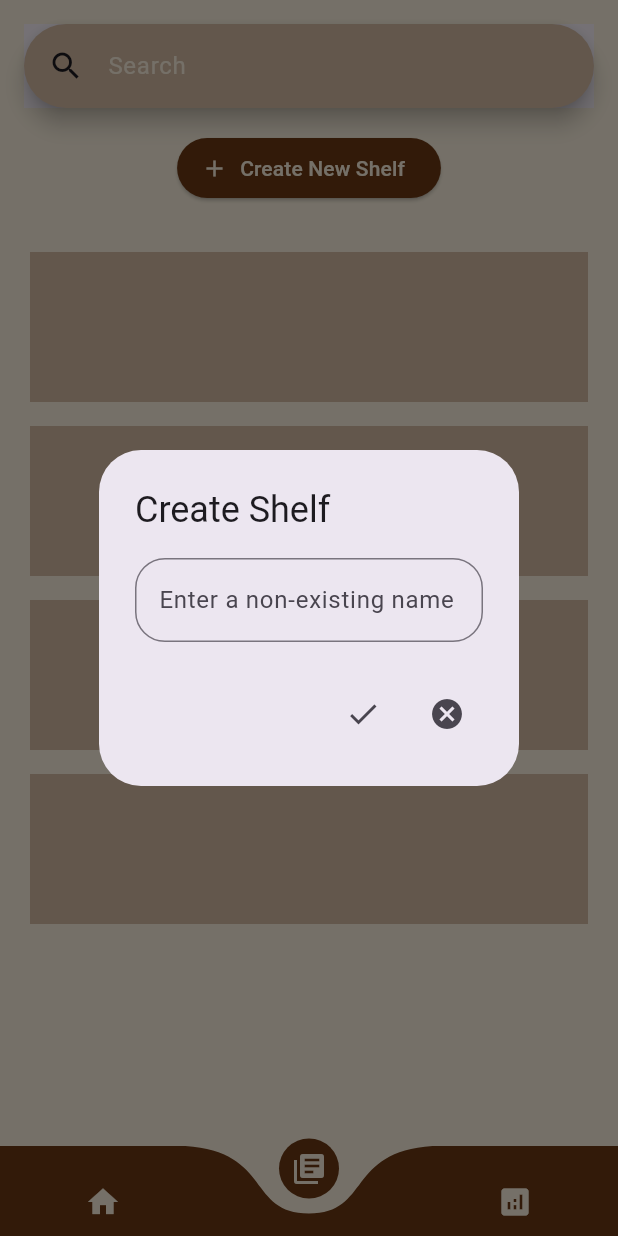
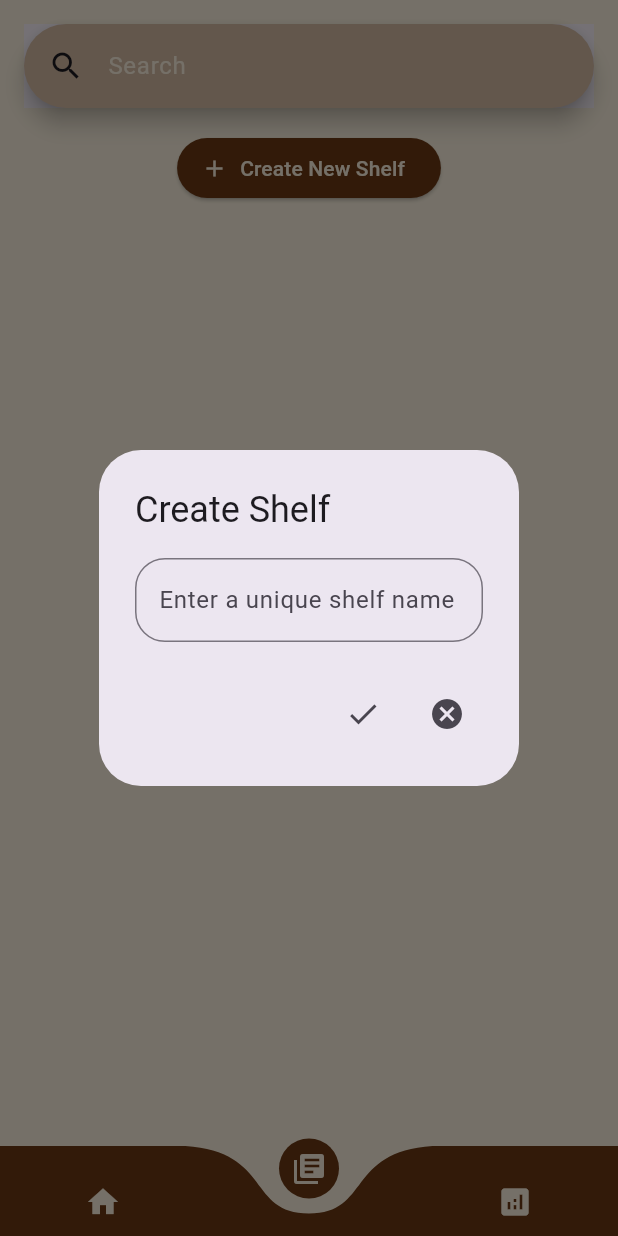
Before and after one commit to shadye-6/achlys, a Flutter app: the screen it shows after launch, item 2 of the bottom bar chosen, after a tap on "Create New Shelf", on a phone screen of 412 x 824 dp. Run offline on Flutter 3.47's test engine with Material 3 defaults, Android fonts, the phone set to English and light mode, and no system bars; drawn by our look-alikes of curved_navigation_bar; our stand-ins replace shared_preferences.

Commit message:
fifth commit

```diff
--- a/lib/pages/homepage.dart
+++ b/lib/pages/homepage.dart
@@ -14,8 +14,7 @@ class _HomepageState extends State<Homepage> {
   String favBook = "favbook";
   @override
   Widget build(BuildContext context) {
-    // ignore: unused_local_variable
-    double devHeight =  MediaQuery.of(context).size.height;
+
     return Scaffold(
       backgroundColor: colorThemes[0]['colorLight'],
       body: SingleChildScrollView(
@@ -59,9 +58,9 @@ class _HomepageState extends State<Homepage> {
                       crossAxisAlignment: CrossAxisAlignment.start,
                       mainAxisAlignment: MainAxisAlignment.center,
                       children: [
-                        Text("Welcome back $username.", style: TextStyle(color: colorThemes[0]['colorLight'], fontSize: 17),overflow: TextOverflow.ellipsis, maxLines: 1,),
-                        Text("Your favourite book is $favBook.", style: TextStyle(color: colorThemes[0]['colorLight'], fontSize: 17),overflow: TextOverflow.ellipsis, maxLines: 2,),
-                        Text("Your total time read is $timeRead hours." , style: TextStyle(color: colorThemes[0]['colorLight'], fontSize: 17),overflow: TextOverflow.ellipsis, maxLines: 1,)
+                        Text("Welcome back $username.", style: TextStyle(color: colorThemes[0]['colorLight'], fontSize: 15),overflow: TextOverflow.ellipsis, maxLines: 1,),
+                        Text("Your favourite book is $favBook.", style: TextStyle(color: colorThemes[0]['colorLight'], fontSize: 15),overflow: TextOverflow.ellipsis, maxLines: 2,),
+                        Text("Your total time read is $timeRead hours." , style: TextStyle(color: colorThemes[0]['colorLight'], fontSize: 15),overflow: TextOverflow.ellipsis, maxLines: 1,)
                       ],
                     )),
                     IconButton(onPressed: () {}, icon: Icon(Icons.edit), color: colorThemes[0]['colorLight'],)
@@ -73,7 +72,7 @@ class _HomepageState extends State<Homepage> {
             SizedBox(height: 12,),
             Padding(
               padding: const EdgeInsets.all(12),
-              child: Text("Favourites", style: TextStyle(color: colorThemes[0]['colorDark'], fontSize: 20, fontWeight: FontWeight.bold)),
+              child: Text("Favourites", style: TextStyle(color: colorThemes[0]['colorDark'], fontSize: 18, fontWeight: FontWeight.bold)),
             ),
             Container(
               color: colorThemes[0]['colorMed'],
@@ -83,7 +82,7 @@ class _HomepageState extends State<Homepage> {
             SizedBox(height: 12,),
             Padding(
               padding: const EdgeInsets.all(12),
-              child: Text("History", style: TextStyle(color: colorThemes[0]['colorDark'], fontSize: 20, fontWeight: FontWeight.bold)),
+              child: Text("History", style: TextStyle(color: colorThemes[0]['colorDark'], fontSize: 18, fontWeight: FontWeight.bold)),
             ),
           ],
         ),
--- a/lib/pages/library.dart
+++ b/lib/pages/library.dart
@@ -1,4 +1,5 @@
 import 'package:achlys/colorThemes/colors.dart';
+import 'package:achlys/functions/shelves.dart';
 import 'package:achlys/widgets/createshelfbox.dart';
 import 'package:achlys/widgets/searchbar.dart';
 import 'package:flutter/material.dart';
@@ -11,21 +12,48 @@ class LibraryPage extends StatefulWidget {
 }
 
 class _LibraryPageState extends State<LibraryPage> {
+  List<String> shelfList = [];
 
-  final List myShelves = ['1', '2', '3', '4'];
+  @override
+  //loading upon revisiting
+  void initState() {
+    super.initState();
+    _loadShelves();
+  }
 
-  void updateShelves(int oldIndex, int newIndex){
+  //locally loading
+  Future<void> _loadShelves() async {
+    final shelves = await loadShelvesFromPrefs();
+    setState(() => shelfList = shelves);
+  }
+
+  //locally adding
+  void _addShelf(String shelfName) async {
+    if (!shelfList.contains(shelfName)) {
+      final created = await createShelf(shelfName);
+      if (created) {
+        setState(() {
+          shelfList.add(shelfName);
+        });
+        await saveShelves(shelfList);
+      }
+    }
+  }
+
+  //locally reordering
+  void _reorderShelves(int oldIndex, int newIndex) async {
     setState(() {
       if (oldIndex < newIndex) newIndex--;
-
-      final String shelf = myShelves.removeAt(oldIndex);
-      myShelves.insert(newIndex, shelf);
+      final shelf = shelfList.removeAt(oldIndex);
+      shelfList.insert(newIndex, shelf);
     });
+    await saveShelves(shelfList);
   }
 
   @override
   Widget build(BuildContext context) {
-    return Scaffold(
+    return SafeArea(
+      child: Scaffold(
         backgroundColor: colorThemes[0]['colorLight'],
         body: Column(
           children: [
@@ -34,11 +62,8 @@ class _LibraryPageState extends State<LibraryPage> {
               child: SearchBarBlank(),
             ),
             ElevatedButton.icon(
-            onPressed: () => showCreateShelfDialog(context),
-            label: Text(
-              "Create New Shelf",
-              style: TextStyle(color: colorThemes[0]['colorLight']),
-            ),
+              onPressed: () => showCreateShelfDialog(context, onShelfCreated: _addShelf),
+              label: Text("Create New Shelf", style: TextStyle(color: colorThemes[0]['colorLight'])),
               icon: const Icon(Icons.add),
               style: ElevatedButton.styleFrom(
                 backgroundColor: colorThemes[0]['colorDark'],
@@ -49,22 +74,25 @@ class _LibraryPageState extends State<LibraryPage> {
             Expanded(
               child: ReorderableListView(
                 padding: const EdgeInsets.all(12),
-              onReorder: (oldIndex, newIndex) {updateShelves(oldIndex, newIndex);},
+                onReorder: _reorderShelves,
                 children: [
-                for (final shelf in myShelves)
-                  Padding(
+                  for (final shelf in shelfList)
+                    Container(
                       key: ValueKey(shelf),
-                    padding: EdgeInsets.all(8),
-                    child: Container(
+                      height: 150,
+                      margin: const EdgeInsets.symmetric(vertical: 8),
+                      decoration: BoxDecoration(
                         color: colorThemes[0]['colorMed'],
-                      height: 100,
-                      width: double.infinity,
+                        borderRadius: BorderRadius.circular(12),
                       ),
-                  )
+                      child: Center(child: Text(shelf),),
+                    ),
                 ],
               ),
             ),
+            const SizedBox(height: 20),
           ],
+        ),
       ),
     );
   }
--- a/lib/widgets/createshelfbox.dart
+++ b/lib/widgets/createshelfbox.dart
@@ -1,21 +1,37 @@
 import 'package:flutter/material.dart';
 
-void showCreateShelfDialog(BuildContext context) {
+void showCreateShelfDialog(
+  BuildContext context, {
+  required Function(String) onShelfCreated,
+}) {
+  final TextEditingController controller = TextEditingController();
+
   showDialog(
     context: context,
     builder: (context) => AlertDialog(
-      title: Text("Create Shelf"),
+      title: const Text("Create Shelf"),
       content: TextField(
+        controller: controller,
         decoration: InputDecoration(
-          border: OutlineInputBorder(
-            borderRadius: BorderRadius.circular(20),
-          ),
-          hintText: "Enter a non-existing name"
+          border: OutlineInputBorder(borderRadius: BorderRadius.circular(20)),
+          hintText: "Enter a unique shelf name",
         ),
       ),
       actions: [
-        IconButton(onPressed: () {}, icon: Icon(Icons.done)),
-        IconButton(onPressed: ()=> Navigator.pop(context), icon: Icon(Icons.cancel))
+        IconButton(
+          onPressed: () {
+            final input = controller.text.trim();
+            if (input.isNotEmpty) {
+              onShelfCreated(input);
+              Navigator.pop(context);
+            }
+          },
+          icon: const Icon(Icons.done),
+        ),
+        IconButton(
+          onPressed: () => Navigator.pop(context),
+          icon: const Icon(Icons.cancel),
+        ),
       ],
     ),
   );
```
Also changed, not shown: lib/functions/shelves.dart (+25 -5 lines). Lines whose indentation alone changed are shown as unchanged.
